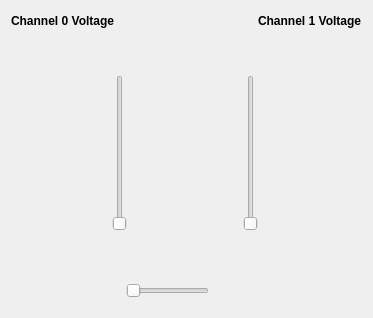
Above: ui/mainwindow.ui from Melomanstd/daq_gui before the change. Below: the same form after it.
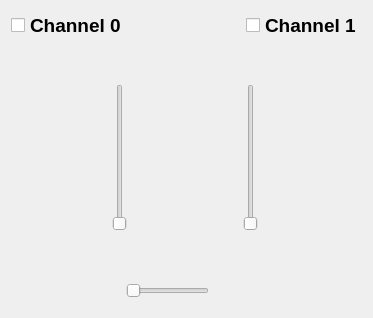
That is the form after the change. Icons and pictures are not drawn.

Commit message: gui object names updated

The edit to the form file:
```diff
--- a/ui/mainwindow.ui
+++ b/ui/mainwindow.ui
@@ -18,15 +18,16 @@
     <item>
      <layout class="QHBoxLayout" name="horizontalLayout_2">
       <item>
-       <widget class="QLabel" name="volt_ch0_lbl">
+       <widget class="QCheckBox" name="channelZero_check">
         <property name="font">
          <font>
+          <pointsize>14</pointsize>
           <weight>75</weight>
           <bold>true</bold>
          </font>
         </property>
         <property name="text">
-         <string>Channel 0 Voltage</string>
+         <string>Channel 0</string>
         </property>
        </widget>
       </item>
@@ -44,15 +45,16 @@
        </spacer>
       </item>
       <item>
-       <widget class="QLabel" name="volt_ch1_lbl">
+       <widget class="QCheckBox" name="channelOne_check">
         <property name="font">
          <font>
+          <pointsize>14</pointsize>
           <weight>75</weight>
           <bold>true</bold>
          </font>
         </property>
         <property name="text">
-         <string>Channel 1 Voltage</string>
+         <string>Channel 1</string>
         </property>
        </widget>
       </item>
```
Left out of the diff: 18 changed lines with no effect on the pictures. The commit also changes 1 other file.
